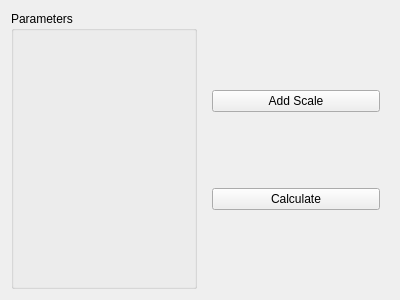
Old version of the form source/modules/multiscale_retinex/MultiScaleRetinexWidget.ui in the repository josefkoller/ambient_image_processor.
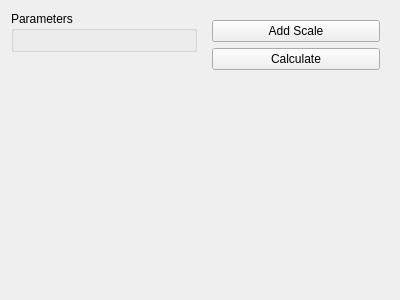
New version of the form.

Commit message: ui format: maximize horizontally and align to top

```diff
--- a/source/modules/multiscale_retinex/MultiScaleRetinexWidget.ui
+++ b/source/modules/multiscale_retinex/MultiScaleRetinexWidget.ui
@@ -14,16 +14,28 @@
    <string>Form</string>
   </property>
   <layout class="QHBoxLayout" name="horizontalLayout">
-   <item>
+   <item alignment="Qt::AlignTop">
     <widget class="QGroupBox" name="multiScaleRetinexScalesFrame">
+     <property name="sizePolicy">
+      <sizepolicy hsizetype="Preferred" vsizetype="Maximum">
+       <horstretch>0</horstretch>
+       <verstretch>0</verstretch>
+      </sizepolicy>
+     </property>
      <property name="title">
       <string>Parameters</string>
      </property>
      <layout class="QVBoxLayout" name="verticalLayout_16"/>
     </widget>
    </item>
-   <item>
+   <item alignment="Qt::AlignTop">
     <widget class="QWidget" name="widget_4" native="true">
+     <property name="sizePolicy">
+      <sizepolicy hsizetype="Preferred" vsizetype="Maximum">
+       <horstretch>0</horstretch>
+       <verstretch>0</verstretch>
+      </sizepolicy>
+     </property>
      <layout class="QVBoxLayout" name="verticalLayout_15">
       <item>
        <widget class="QPushButton" name="addScaleButton">
```
The commit also changes 20 other files.
